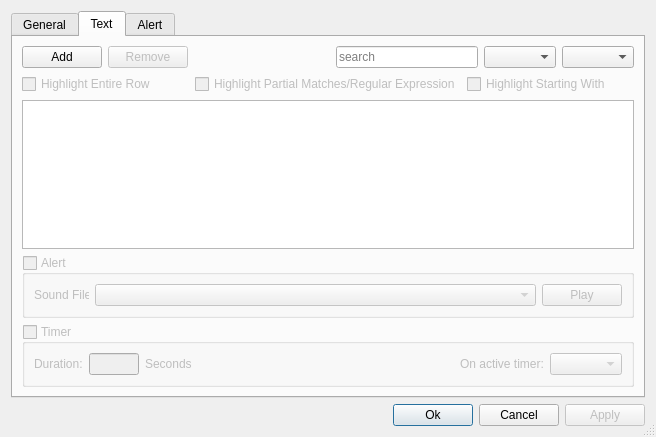
First picture: the form in gui/text/highlight/highlightdialog.ui, repository matoom/frostbite, before the edit.
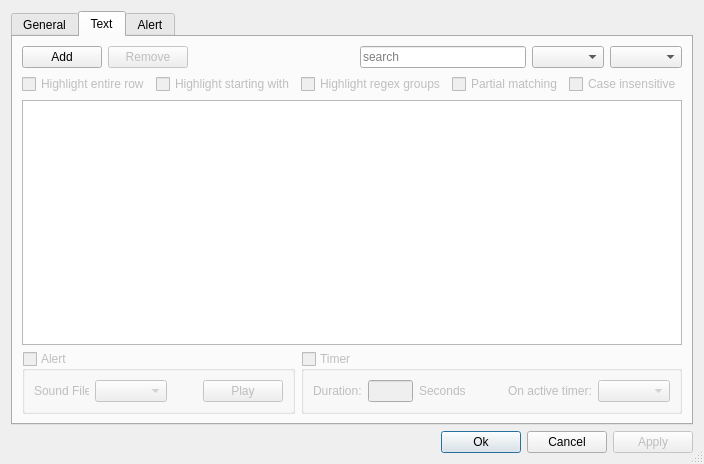
Second picture: the form after the edit. The open tabs and pages were chosen to show the change. Icons and pictures are not drawn.

Commit message: improved highlight settings

The edit to the form file:
```diff
--- a/gui/text/highlight/highlightdialog.ui
+++ b/gui/text/highlight/highlightdialog.ui
@@ -6,8 +6,8 @@
    <rect>
     <x>0</x>
     <y>0</y>
-    <width>656</width>
-    <height>419</height>
+    <width>643</width>
+    <height>464</height>
    </rect>
   </property>
   <property name="windowTitle">
@@ -375,17 +375,7 @@
               <bool>false</bool>
              </property>
              <property name="text">
-              <string>Highlight Entire Row</string>
-             </property>
-            </widget>
-           </item>
-           <item>
-            <widget class="QCheckBox" name="tPartialMatch">
-             <property name="enabled">
-              <bool>false</bool>
-             </property>
-             <property name="text">
-              <string>Highlight Partial Matches/Regular Expression</string>
+              <string>Highlight entire row</string>
              </property>
             </widget>
            </item>
@@ -395,7 +385,37 @@
               <bool>false</bool>
              </property>
              <property name="text">
-              <string>Highlight Starting With</string>
+              <string>Highlight starting with</string>
+             </property>
+            </widget>
+           </item>
+           <item>
+            <widget class="QCheckBox" name="tGroupsMatch">
+             <property name="enabled">
+              <bool>false</bool>
+             </property>
+             <property name="text">
+              <string>Highlight regex groups</string>
+             </property>
+            </widget>
+           </item>
+           <item>
+            <widget class="QCheckBox" name="tPartialMatch">
+             <property name="enabled">
+              <bool>false</bool>
+             </property>
+             <property name="text">
+              <string>Partial matching</string>
+             </property>
+            </widget>
+           </item>
+           <item>
+            <widget class="QCheckBox" name="tCaseInsensitive">
+             <property name="enabled">
+              <bool>false</bool>
+             </property>
+             <property name="text">
+              <string>Case insensitive</string>
              </property>
             </widget>
            </item>
@@ -409,6 +429,8 @@
           </widget>
          </item>
          <item>
+          <layout class="QHBoxLayout" name="horizontalLayout_16">
+           <item>
           <widget class="QGroupBox" name="tAlertGroup">
            <property name="enabled">
             <bool>false</bool>
@@ -497,6 +519,19 @@
                 </property>
                </widget>
               </item>
+                <item>
+                 <spacer name="horizontalSpacer_4">
+                  <property name="orientation">
+                   <enum>Qt::Horizontal</enum>
+                  </property>
+                  <property name="sizeHint" stdset="0">
+                   <size>
+                    <width>40</width>
+                    <height>20</height>
+                   </size>
+                  </property>
+                 </spacer>
+                </item>
               <item>
                <widget class="QPushButton" name="tPlay">
                 <property name="minimumSize">
@@ -595,6 +630,8 @@
             </item>
            </layout>
           </widget>
+           </item>
+          </layout>
          </item>
         </layout>
        </item>
```
Left out of the diff: 47 changed lines with no effect on the pictures. Lines whose indentation alone changed are shown as unchanged. The commit also changes 9 other files.
